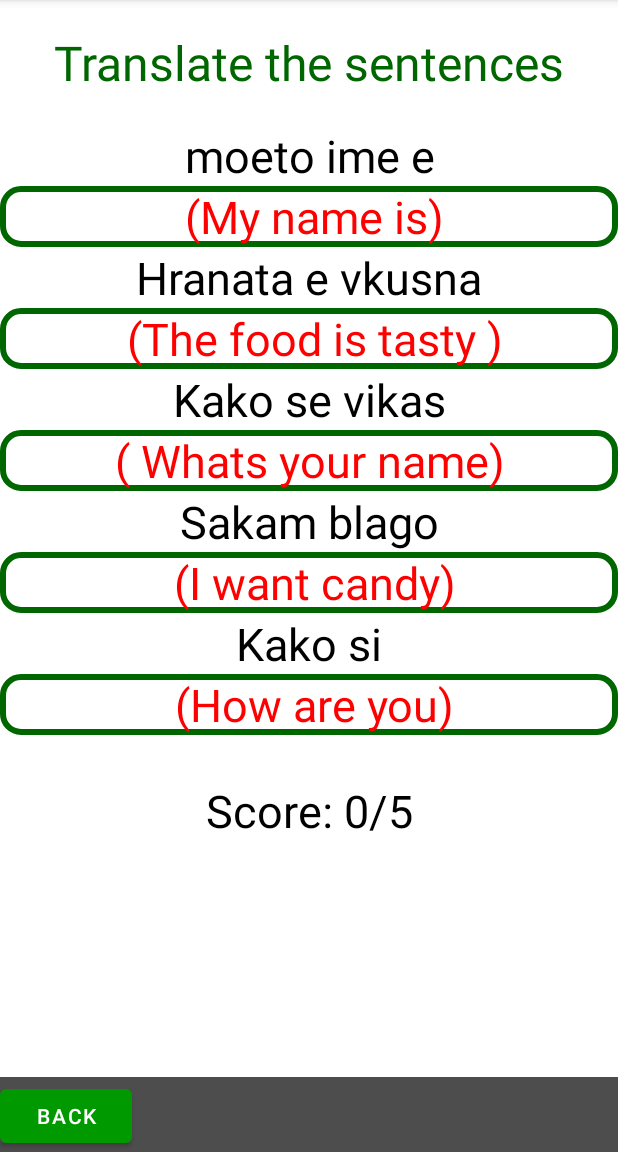
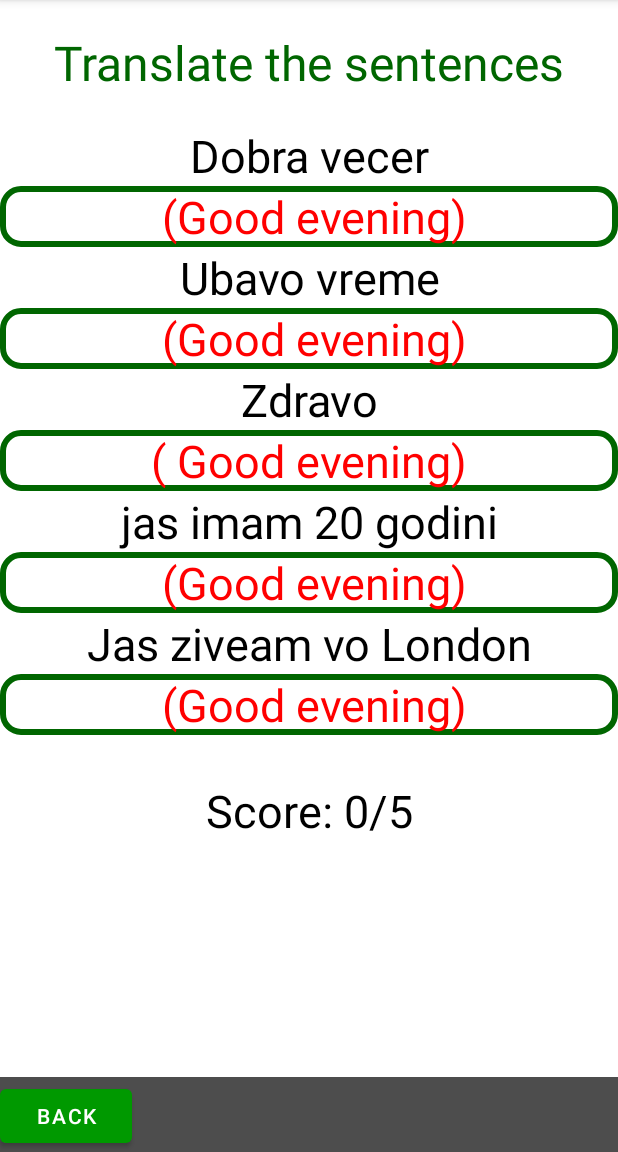
Before and after one commit to user7623/secunda-lingua, an Android app: the TestActivity screen opened directly, with no data from a screen before it, after a tap on "FINISH", on a phone screen of 412 x 824 dp, the part 84-1236 px from its top. Run offline under Robolectric (Android 15) with nearby library versions, the phone set to English and light mode, and no system bars; 2 statements that could not run were skipped.

Commit message:
refactored code

```diff
--- a/secunda-lingua-90bb4ec0e8e61056969e42c0ca5886f137083be4/secunda-lingua-90bb4ec0e8e61056969e42c0ca5886f137083be4/app/src/main/java/com/example/diplomska/TestActivity.java
+++ b/secunda-lingua-90bb4ec0e8e61056969e42c0ca5886f137083be4/secunda-lingua-90bb4ec0e8e61056969e42c0ca5886f137083be4/app/src/main/java/com/example/diplomska/TestActivity.java
@@ -1,6 +1,8 @@
 package com.example.diplomska;
 
 import android.content.Intent;
+import android.database.Cursor;
+import android.database.sqlite.SQLiteDatabase;
 import android.graphics.Color;
 import android.os.Bundle;
 import android.util.Log;
@@ -14,6 +16,7 @@ import androidx.appcompat.app.AppCompatActivity;
 
 import java.util.ArrayList;
 import java.util.Collections;
+import java.util.Random;
 import java.util.concurrent.ThreadLocalRandom;
 
 public class TestActivity extends AppCompatActivity {
@@ -22,11 +25,13 @@ public class TestActivity extends AppCompatActivity {
     EditText aOne, aTwo, aThree, aFour, aFive;
     Button quitButton, finishButton;
     int[] chosenQuestions = {1,2,3,4,5,6};
-    String[] questions = {"Whats your name" , "How old are you", "My name is", "I want a glass of water", "I want candy", "How are you", "Im fine", "My head hurts", "Your shirt is nice", "The food is tasty "};
-    String[] correctAnswers = {"Kako se vikas" ,"Kolku godini imas", "moeto ime e", "Sakam casa voda", "Sakam blago","Kako si", "Dobro sum", "Me boli glavata", "Tvojata maicka e ubava", "Hranata e vkusna"};
-    String[] altCorrectAnswers = {"Kako e tvoeto ime" ,"Kolku si star", "Jas se vikam", "Jas sakam casa voda", "Jas sakam blago","Kako si","Jas sum dobro", "Mene me boli glavata", "Ubava ti e maickata", "Jadenjeto e fkusno"};
+    ArrayList<String> questions = new ArrayList<>();
+    ArrayList<String> correctAnswers = new ArrayList<>();
+    ArrayList<String> altCorrectAnswers = new ArrayList<>();
     TextView score;
     String isReversed;
+    private SQLiteDatabase mDatabase;
+
     @Override
     protected void onCreate(@Nullable Bundle savedInstanceState) {
         super.onCreate(savedInstanceState);
@@ -34,6 +39,9 @@ public class TestActivity extends AppCompatActivity {
 
         Intent intent = getIntent();
         isReversed = intent.getStringExtra("reverse");
+
+        TranslateDBHelper dbHelper = new TranslateDBHelper(this);
+        mDatabase = dbHelper.getWritableDatabase();
 
         qOne = (TextView) findViewById(R.id.testQuestionOne);
         qTwo = (TextView) findViewById(R.id.testQuestionTwo);
@@ -51,6 +59,8 @@ public class TestActivity extends AppCompatActivity {
         finishButton = (Button) findViewById(R.id.testFinishButton);
 
         score = (TextView) findViewById(R.id.testScoreTextView);
+
+        readFromDb();
 
         quitButton.setOnClickListener(new View.OnClickListener() {
             @Override
@@ -80,62 +90,98 @@ public class TestActivity extends AppCompatActivity {
         }
     }
 
+    public void readFromDb()
+    {
+        Cursor mCursor = mDatabase.query(translateExercise.TranslateEntry.TABLE_NAME,
+                null,
+                null,
+                null,
+                null,
+                null,
+                null);
+        Random random = new Random();
+        Log.e("----", mCursor.getCount() + "------");
+        if (mCursor.getCount() == 10)
+        {
+            mCursor.moveToFirst();
+        } else {
+            mCursor.moveToPosition(random.nextInt((mCursor.getCount()-10) - 1) + 1);
+        }
+
+        while (!mCursor.isAfterLast())
+        {
+            String sentence;
+            String translation;
+            String altTranslation;
+            sentence = mCursor.getString(mCursor.getColumnIndex(translateExercise.TranslateEntry.COLUMN_SENTENCE));
+            translation = mCursor.getString(mCursor.getColumnIndex(translateExercise.TranslateEntry.COLUMN_TRANSLATION));
+            altTranslation = mCursor.getString(mCursor.getColumnIndex(translateExercise.TranslateEntry.COLUMN_ALT_TRANSLATION));
+            questions.add(sentence);
+            correctAnswers.add(translation);
+            altCorrectAnswers.add(altTranslation);
+            mCursor.moveToNext();
+
+            Log.e("question", sentence + translation);
+        }
+        mCursor.close();
+    }
+
     private void checkTheAnswers()
     {
         int points = 0;
 
-        if ((aOne.getText().toString().toLowerCase().trim().equals(correctAnswers[chosenQuestions[0]].toLowerCase().trim()))
-                || (aOne.getText().toString().toLowerCase().trim().equals(altCorrectAnswers[chosenQuestions[0]].toLowerCase().trim())))
+        if ((aOne.getText().toString().toLowerCase().trim().equals(correctAnswers.get(chosenQuestions[0]).toLowerCase().trim()))
+                || (aOne.getText().toString().toLowerCase().trim().equals(altCorrectAnswers.get(chosenQuestions[0]).toLowerCase().trim())))
         {
             points = points + 1;
             aOne.setTextColor(Color.parseColor("#19FA19"));
         }else {
             String pom = aOne.getText().toString();
-            pom = pom + " (" + correctAnswers[chosenQuestions[0]] + "/" + altCorrectAnswers[chosenQuestions[0]] + ")";
+            pom = pom + " (" + correctAnswers.get(chosenQuestions[0]) + "/" + altCorrectAnswers.get(chosenQuestions[0]) + ")";
             aOne.setText(pom);
             aOne.setTextColor(Color.parseColor("#ff0000"));
         }
-        if ((aTwo.getText().toString().toLowerCase().trim().equals(correctAnswers[chosenQuestions[1]].toLowerCase().trim()))
-                || (aTwo.getText().toString().toLowerCase().trim().equals(altCorrectAnswers[chosenQuestions[1]].toLowerCase().trim())))
+        if ((aTwo.getText().toString().toLowerCase().trim().equals(correctAnswers.get(chosenQuestions[1]).toLowerCase().trim()))
+                || (aTwo.getText().toString().toLowerCase().trim().equals(altCorrectAnswers.get(chosenQuestions[1]).toLowerCase().trim())))
         {
             points = points + 1;
             aTwo.setTextColor(Color.parseColor("#19FA19"));
         }else {
             String pom = aTwo.getText().toString();
-            pom = pom + " (" +correctAnswers[chosenQuestions[1]] +  "/" + altCorrectAnswers[chosenQuestions[1]] +")";
+            pom = pom + " (" +correctAnswers.get(chosenQuestions[1]) +  "/" + altCorrectAnswers.get(chosenQuestions[1]) +")";
             aTwo.setText(pom);
             aTwo.setTextColor(Color.parseColor("#ff0000"));
         }
-        if ((aThree.getText().toString().toLowerCase().trim().equals(correctAnswers[chosenQuestions[2]].toLowerCase().trim()))
-                || (aThree.getText().toString().toLowerCase().trim().equals(altCorrectAnswers[chosenQuestions[2]].toLowerCase().trim())))
+        if ((aThree.getText().toString().toLowerCase().trim().equals(correctAnswers.get(chosenQuestions[2]).toLowerCase().trim()))
+                || (aThree.getText().toString().toLowerCase().trim().equals(altCorrectAnswers.get(chosenQuestions[2]).toLowerCase().trim())))
         {
             points = points + 1;
             aThree.setTextColor(Color.parseColor("#19FA19"));
         }else {
             String pom = aThree.getText().toString();
-            pom = pom + "( " +correctAnswers[chosenQuestions[2]] +  "/" + altCorrectAnswers[chosenQuestions[2]] +")";
+            pom = pom + "( " +correctAnswers.get(chosenQuestions[2]) +  "/" + altCorrectAnswers.get(chosenQuestions[2]) +")";
             aThree.setText(pom);
             aThree.setTextColor(Color.parseColor("#ff0000"));
         }
-        if ((aFour.getText().toString().toLowerCase().trim().equals(correctAnswers[chosenQuestions[3]].toLowerCase().trim()))
-                || (aFour.getText().toString().toLowerCase().trim().equals(altCorrectAnswers[chosenQuestions[3]].toLowerCase().trim())))
+        if ((aFour.getText().toString().toLowerCase().trim().equals(correctAnswers.get(chosenQuestions[3]).toLowerCase().trim()))
+                || (aFour.getText().toString().toLowerCase().trim().equals(altCorrectAnswers.get(chosenQuestions[3]).toLowerCase().trim())))
         {
             points = points + 1;
             aFour.setTextColor(Color.parseColor("#19FA19"));
         }else {
             String pom = aFour.getText().toString();
-            pom = pom + " (" +correctAnswers[chosenQuestions[3]] +  "/" + altCorrectAnswers[chosenQuestions[3]] +")";
+            pom = pom + " (" +correctAnswers.get(chosenQuestions[3]) +  "/" + altCorrectAnswers.get(chosenQuestions[3]) +")";
             aFour.setText(pom);
             aFour.setTextColor(Color.parseColor("#ff0000"));
         }
-        if ((aFive.getText().toString().toLowerCase().trim().equals(correctAnswers[chosenQuestions[4]].toLowerCase().trim()))
-                || (aFive.getText().toString().toLowerCase().trim().equals(altCorrectAnswers[chosenQuestions[4]].toLowerCase().trim())))
+        if ((aFive.getText().toString().toLowerCase().trim().equals(correctAnswers.get(chosenQuestions[4]).toLowerCase().trim()))
+                || (aFive.getText().toString().toLowerCase().trim().equals(altCorrectAnswers.get(chosenQuestions[4]).toLowerCase().trim())))
         {
             points = points + 1;
             aFive.setTextColor(Color.parseColor("#19FA19"));
         }else {
             String pom = aFive.getText().toString();
-            pom = pom + " (" +correctAnswers[chosenQuestions[4]] +  "/" + altCorrectAnswers[chosenQuestions[4]] +")";
+            pom = pom + " (" +correctAnswers.get(chosenQuestions[4]) +  "/" + altCorrectAnswers.get(chosenQuestions[4]) +")";
             aFive.setText(pom);
             aFive.setTextColor(Color.parseColor("#ff0000"));
         }
@@ -155,12 +201,11 @@ public class TestActivity extends AppCompatActivity {
             chosenQuestions[y] = a.get(y);
             Log.e("Number " , Integer.toString(chosenQuestions[y]));
         }
-        qOne.setText(questions[chosenQuestions[0]]);
-        qTwo.setText(questions[chosenQuestions[1]]);
-        qThree.setText(questions[chosenQuestions[2]]);
-        qFour.setText(questions[chosenQuestions[3]]);
-        qFive.setText(questions[chosenQuestions[4]]);
-
+        qOne.setText(questions.get(chosenQuestions[0]));
+        qTwo.setText(questions.get(chosenQuestions[1]));
+        qThree.setText(questions.get(chosenQuestions[2]));
+        qFour.setText(questions.get(chosenQuestions[3]));
+        qFive.setText(questions.get(chosenQuestions[4]));
     }
 
     private void chooseReversedQuestionsFunc()
@@ -175,64 +220,64 @@ public class TestActivity extends AppCompatActivity {
             chosenQuestions[y] = a.get(y);
             Log.e("Number " , Integer.toString(chosenQuestions[y]));
         }
-        qOne.setText(correctAnswers[chosenQuestions[0]]);
-        qTwo.setText(correctAnswers[chosenQuestions[1]]);
-        qThree.setText(correctAnswers[chosenQuestions[2]]);
-        qFour.setText(correctAnswers[chosenQuestions[3]]);
-        qFive.setText(correctAnswers[chosenQuestions[4]]);
+        qOne.setText(correctAnswers.get(chosenQuestions[0]));
+        qTwo.setText(correctAnswers.get(chosenQuestions[1]));
+        qThree.setText(correctAnswers.get(chosenQuestions[2]));
+        qFour.setText(correctAnswers.get(chosenQuestions[3]));
+        qFive.setText(correctAnswers.get(chosenQuestions[4]));
     }
 
     private void checkReversedAnswers()
     {
         int points = 0;
 
-        if ((aOne.getText().toString().toLowerCase().trim().equals(questions[chosenQuestions[0]].toLowerCase())))
+        if ((aOne.getText().toString().toLowerCase().trim().equals(questions.get(chosenQuestions[0]).toLowerCase())))
         {
             points = points + 1;
             aOne.setTextColor(Color.parseColor("#19FA19"));
         }else {
             String pom = aOne.getText().toString();
-            pom = pom + " (" + questions[chosenQuestions[0]] + ")";
+            pom = pom + " (" + questions.get(chosenQuestions[0]) + ")";
             aOne.setText(pom);
             aOne.setTextColor(Color.parseColor("#ff0000"));
         }
-        if ((aTwo.getText().toString().toLowerCase().trim().equals(questions[chosenQuestions[1]].toLowerCase())))
+        if ((aTwo.getText().toString().toLowerCase().trim().equals(questions.get(chosenQuestions[0]).toLowerCase())))
         {
             points = points + 1;
             aTwo.setTextColor(Color.parseColor("#19FA19"));
         }else {
             String pom = aTwo.getText().toString();
-            pom = pom + " (" + questions[chosenQuestions[1]] + ")";
+            pom = pom + " (" + questions.get(chosenQuestions[0]) + ")";
             aTwo.setText(pom);
             aTwo.setTextColor(Color.parseColor("#ff0000"));
         }
-        if ((aThree.getText().toString().toLowerCase().trim().equals(correctAnswers[chosenQuestions[2]].toLowerCase())))
+        if ((aThree.getText().toString().toLowerCase().trim().equals(correctAnswers.get(chosenQuestions[0]).toLowerCase())))
         {
             points = points + 1;
             aThree.setTextColor(Color.parseColor("#19FA19"));
         }else {
             String pom = aThree.getText().toString();
-            pom = pom + "( " + questions[chosenQuestions[2]] + ")";
+            pom = pom + "( " + questions.get(chosenQuestions[0]) + ")";
             aThree.setText(pom);
             aThree.setTextColor(Color.parseColor("#ff0000"));
         }
-        if ((aFour.getText().toString().toLowerCase().trim().equals(questions[chosenQuestions[3]].toLowerCase())))
+        if ((aFour.getText().toString().toLowerCase().trim().equals(questions.get(chosenQuestions[0]).toLowerCase())))
         {
             points = points + 1;
             aFour.setTextColor(Color.parseColor("#19FA19"));
         }else {
             String pom = aFour.getText().toString();
-            pom = pom + " (" + questions[chosenQuestions[3]] + ")";
+            pom = pom + " (" + questions.get(chosenQuestions[0]) + ")";
             aFour.setText(pom);
             aFour.setTextColor(Color.parseColor("#ff0000"));
         }
-        if ((aFive.getText().toString().toLowerCase().trim().equals(questions[chosenQuestions[4]].toLowerCase())))
+        if ((aFive.getText().toString().toLowerCase().trim().equals(questions.get(chosenQuestions[0]).toLowerCase())))
         {
             points = points + 1;
             aFive.setTextColor(Color.parseColor("#19FA19"));
         }else {
             String pom = aFive.getText().toString();
-            pom = pom + " (" + questions[chosenQuestions[4]] + ")";
+            pom = pom + " (" + questions.get(chosenQuestions[0]) + ")";
             aFive.setText(pom);
             aFive.setTextColor(Color.parseColor("#ff0000"));
         }
```
